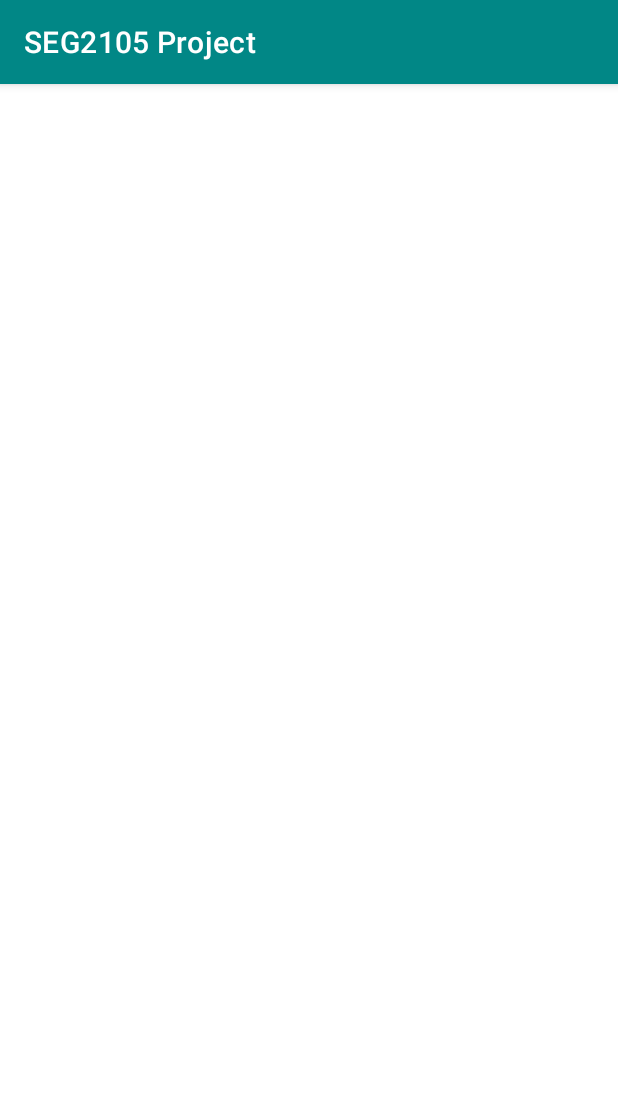
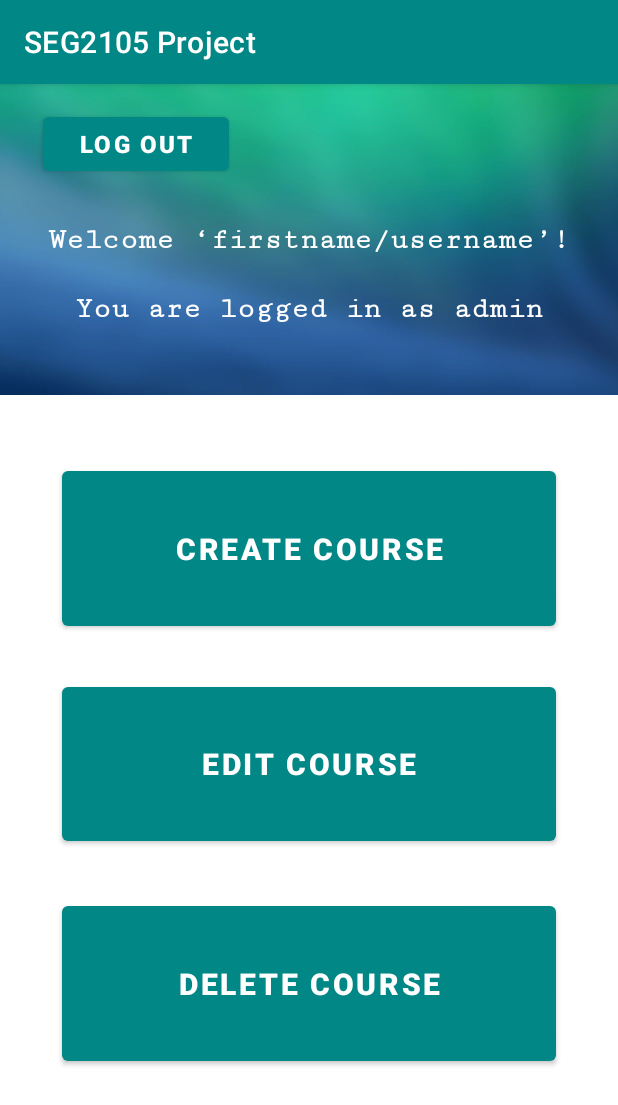
Before and after one commit to Rasheek25/SEG2105-Project, an Android app: the AdminFunction screen opened directly, with no data from a screen before it, on a phone screen of 412 x 824 dp. Shown: the top 1105 px of the screen. Run offline under Robolectric (Android 15) with nearby library versions, the phone set to English and light mode, and no system bars.

Commit message:
Front end for main admin functionality page

```diff
--- a/app/src/main/res/layout/activity_admin_function.xml
+++ b/app/src/main/res/layout/activity_admin_function.xml
@@ -6,4 +6,110 @@
     android:layout_height="match_parent"
     tools:context=".AdminFunction">
 
+    <ImageView
+        android:id="@+id/imageView"
+        android:layout_width="wrap_content"
+        android:layout_height="0dp"
+        android:scaleType="centerCrop"
+        android:src="@drawable/bg"
+        app:layout_constraintBottom_toBottomOf="parent"
+
+        app:layout_constraintEnd_toEndOf="parent"
+        app:layout_constraintHeight_percent="0.27"
+        app:layout_constraintStart_toStartOf="parent"
+        app:layout_constraintTop_toTopOf="parent"
+        app:layout_constraintVertical_bias="0" />
+
+    <TextView
+        android:id="@+id/welcomeUser"
+        android:layout_width="wrap_content"
+        android:layout_height="wrap_content"
+        android:fontFamily="serif-monospace"
+        android:text="Welcome ‘firstname/username’!"
+        android:textColor="@color/white"
+        android:textSize="20dp"
+
+
+        android:textStyle="bold"
+        app:layout_constraintBottom_toBottomOf="@+id/imageView"
+        app:layout_constraintEnd_toEndOf="parent"
+        app:layout_constraintStart_toStartOf="parent"
+        app:layout_constraintTop_toTopOf="@+id/imageView" />
+
+    <TextView
+        android:id="@+id/userRole"
+        android:layout_width="wrap_content"
+        android:layout_height="wrap_content"
+        android:fontFamily="serif-monospace"
+        android:text="You are logged in as admin"
+        android:textColor="@color/white"
+        android:textSize="20dp"
+
+
+        android:textStyle="bold"
+        app:layout_constraintBottom_toBottomOf="@+id/imageView"
+        app:layout_constraintEnd_toEndOf="parent"
+        app:layout_constraintStart_toStartOf="parent"
+        app:layout_constraintTop_toTopOf="@+id/welcomeUser" />
+
+    <Button
+        android:id="@+id/logOut"
+        android:layout_width="0dp"
+        android:layout_height="wrap_content"
+        android:text="Log Out"
+        app:layout_constraintVertical_bias="0.1"
+        app:layout_constraintHorizontal_bias="0.1"
+        android:textSize="16sp"
+        android:textStyle="bold"
+        app:layout_constraintBottom_toBottomOf="@+id/imageView"
+        app:layout_constraintEnd_toEndOf="parent"
+        app:layout_constraintStart_toStartOf="parent"
+        app:layout_constraintTop_toTopOf="@+id/imageView"
+        app:layout_constraintWidth_percent="0.3" />
+
+    <Button
+        android:id="@+id/createCourse"
+        android:layout_width="0dp"
+        android:layout_height="0dp"
+        android:text="Create Course"
+        android:textSize="20sp"
+        android:textStyle="bold"
+        app:layout_constraintBottom_toBottomOf="parent"
+        app:layout_constraintEnd_toEndOf="parent"
+        app:layout_constraintStart_toStartOf="parent"
+        app:layout_constraintTop_toBottomOf="@+id/imageView"
+        app:layout_constraintWidth_percent="0.8"
+        app:layout_constraintHeight_percent="0.15"
+        app:layout_constraintVertical_bias="0.1"/>
+
+    <Button
+        android:id="@+id/editCourse"
+        android:layout_width="0dp"
+        android:layout_height="0dp"
+        android:text="Edit Course"
+        android:textSize="20sp"
+        android:textStyle="bold"
+        app:layout_constraintBottom_toBottomOf="parent"
+        app:layout_constraintEnd_toEndOf="parent"
+        app:layout_constraintHeight_percent="0.15"
+        app:layout_constraintStart_toStartOf="parent"
+        app:layout_constraintTop_toBottomOf="@+id/createCourse"
+        app:layout_constraintVertical_bias="0.1"
+        app:layout_constraintWidth_percent="0.8" />
+
+    <Button
+        android:id="@+id/deleteCourse"
+        android:layout_width="0dp"
+        android:layout_height="0dp"
+        android:text="Delete Course"
+        android:textSize="20sp"
+        android:textStyle="bold"
+        app:layout_constraintBottom_toBottomOf="parent"
+        app:layout_constraintEnd_toEndOf="parent"
+        app:layout_constraintHeight_percent="0.15"
+        app:layout_constraintStart_toStartOf="parent"
+        app:layout_constraintTop_toBottomOf="@+id/editCourse"
+        app:layout_constraintVertical_bias="0.22"
+        app:layout_constraintWidth_percent="0.8" />
+
 </androidx.constraintlayout.widget.ConstraintLayout>
--- a/app/src/main/res/layout/activity_main.xml
+++ b/app/src/main/res/layout/activity_main.xml
@@ -25,7 +25,7 @@
         android:layout_width="wrap_content"
         android:layout_height="wrap_content"
         android:fontFamily="serif-monospace"
-        android:text="Welcome to SEG2105"
+        android:text="Student Course Booking App"
         android:textColor="@color/white"
         android:textSize="20dp"
 
```
